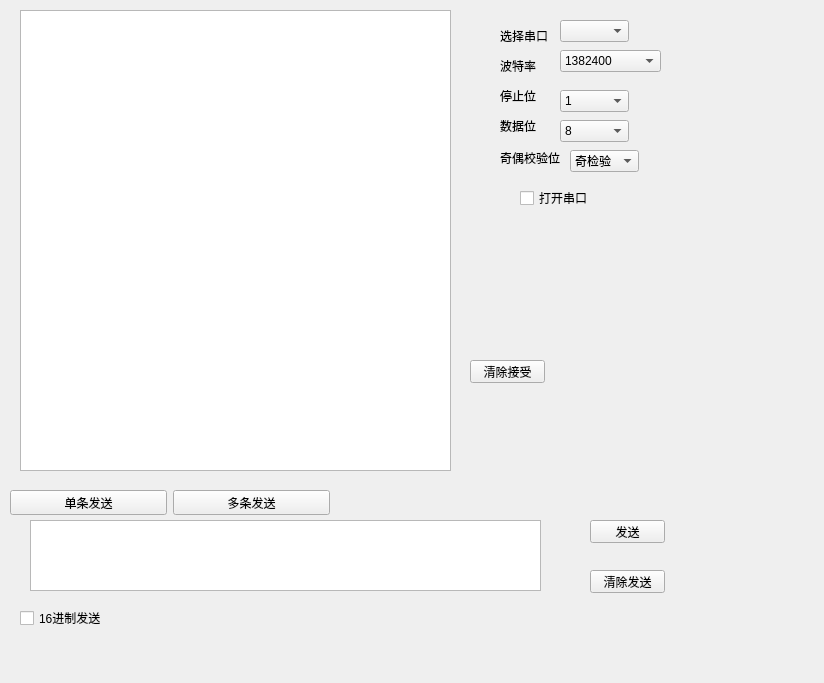
Old version of the form SNIStudent/test.ui in the repository Modolet/SuperNewIC.
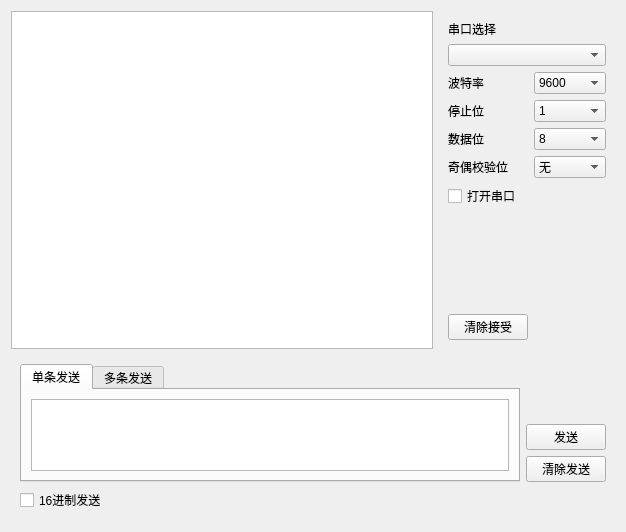
New version of the form.

Commit message: 这次对学生端所有界面进行了布局，专用界面大部分按钮赋功能，另外对串口的操作能实现自动获取计算机可使用的串口信息，和对串口属性设置，能和串口调试助手实现数据的交互。

```diff
--- a/SNIStudent/test.ui
+++ b/SNIStudent/test.ui
@@ -6,330 +6,100 @@
    <rect>
     <x>0</x>
     <y>0</y>
-    <width>824</width>
-    <height>683</height>
+    <width>626</width>
+    <height>503</height>
    </rect>
   </property>
   <property name="windowTitle">
    <string>Form</string>
   </property>
-  <widget class="QTextEdit" name="textEdit_receiveDisplay">
-   <property name="geometry">
-    <rect>
-     <x>20</x>
-     <y>10</y>
-     <width>431</width>
-     <height>461</height>
-    </rect>
-   </property>
-  </widget>
-  <widget class="QStackedWidget" name="stackedWidget">
-   <property name="geometry">
-    <rect>
-     <x>20</x>
-     <y>520</y>
-     <width>531</width>
-     <height>80</height>
-    </rect>
-   </property>
+  <layout class="QGridLayout" name="gridLayout_3">
+   <item row="0" column="1">
+    <widget class="QWidget" name="widget" native="true">
+     <layout class="QGridLayout" name="gridLayout">
+      <item row="0" column="0">
+       <widget class="QLabel" name="label_baudRate_2">
+        <property name="sizePolicy">
+         <sizepolicy hsizetype="Fixed" vsizetype="Fixed">
+          <horstretch>0</horstretch>
+          <verstretch>0</verstretch>
+         </sizepolicy>
+        </property>
+        <property name="text">
+         <string>串口选择</string>
+        </property>
+       </widget>
+      </item>
+      <item row="1" column="0" colspan="2">
+       <widget class="QComboBox" name="comboBox_serialSelect">
    <property name="currentIndex">
-    <number>1</number>
-   </property>
-   <widget class="QWidget" name="page_singleSend">
-    <widget class="QTextEdit" name="textEdit_singleSentData">
-     <property name="geometry">
-      <rect>
-       <x>0</x>
-       <y>0</y>
-       <width>521</width>
-       <height>71</height>
-      </rect>
-     </property>
-    </widget>
-   </widget>
-   <widget class="QWidget" name="page_multipleSend">
-    <widget class="QTextEdit" name="textEdit_multipleSendData">
-     <property name="geometry">
-      <rect>
-       <x>10</x>
-       <y>0</y>
-       <width>511</width>
-       <height>71</height>
-      </rect>
-     </property>
-    </widget>
-   </widget>
-  </widget>
-  <widget class="QPushButton" name="pushButton_clearSend">
-   <property name="geometry">
-    <rect>
-     <x>590</x>
-     <y>570</y>
-     <width>75</width>
-     <height>23</height>
-    </rect>
-   </property>
-   <property name="text">
-    <string>清除发送</string>
-   </property>
-  </widget>
-  <widget class="QLabel" name="label_stopBits">
-   <property name="geometry">
-    <rect>
-     <x>500</x>
-     <y>90</y>
-     <width>54</width>
-     <height>12</height>
-    </rect>
-   </property>
-   <property name="text">
-    <string>停止位</string>
-   </property>
-  </widget>
+         <number>-1</number>
+        </property>
+       </widget>
+      </item>
+      <item row="2" column="0">
   <widget class="QLabel" name="label_baudRate">
-   <property name="geometry">
-    <rect>
-     <x>500</x>
-     <y>60</y>
-     <width>54</width>
-     <height>12</height>
-    </rect>
-   </property>
    <property name="text">
     <string>波特率</string>
    </property>
   </widget>
-  <widget class="QLabel" name="label_dataBits">
-   <property name="geometry">
-    <rect>
-     <x>500</x>
-     <y>120</y>
-     <width>54</width>
-     <height>12</height>
-    </rect>
-   </property>
-   <property name="text">
-    <string>数据位</string>
-   </property>
-  </widget>
-  <widget class="QLabel" name="label_parity">
-   <property name="geometry">
-    <rect>
-     <x>500</x>
-     <y>150</y>
-     <width>61</width>
-     <height>16</height>
-    </rect>
-   </property>
-   <property name="text">
-    <string>奇偶校验位</string>
-   </property>
-  </widget>
-  <widget class="QCheckBox" name="checkBox_16DataSend">
-   <property name="geometry">
-    <rect>
-     <x>20</x>
-     <y>610</y>
-     <width>91</width>
-     <height>16</height>
-    </rect>
-   </property>
-   <property name="text">
-    <string>16进制发送</string>
-   </property>
-  </widget>
-  <widget class="QComboBox" name="comboBox_selectSerial">
-   <property name="geometry">
-    <rect>
-     <x>560</x>
-     <y>20</y>
-     <width>69</width>
-     <height>22</height>
-    </rect>
-   </property>
-  </widget>
-  <widget class="QCheckBox" name="checkBox_openSerial">
-   <property name="geometry">
-    <rect>
-     <x>520</x>
-     <y>190</y>
-     <width>71</width>
-     <height>16</height>
-    </rect>
-   </property>
-   <property name="text">
-    <string>打开串口</string>
-   </property>
-  </widget>
-  <widget class="QLabel" name="label_selectSerial">
-   <property name="geometry">
-    <rect>
-     <x>500</x>
-     <y>30</y>
-     <width>54</width>
-     <height>12</height>
-    </rect>
-   </property>
-   <property name="text">
-    <string>选择串口</string>
-   </property>
-  </widget>
-  <widget class="QWidget" name="horizontalLayoutWidget">
-   <property name="geometry">
-    <rect>
-     <x>10</x>
-     <y>490</y>
-     <width>320</width>
-     <height>25</height>
-    </rect>
-   </property>
-   <layout class="QHBoxLayout" name="horizontalLayout">
-    <item>
-     <widget class="QPushButton" name="pushButton_singleSend">
-      <property name="text">
-       <string>单条发送</string>
-      </property>
-     </widget>
-    </item>
-    <item>
-     <widget class="QPushButton" name="pushButton_multipleSend">
-      <property name="text">
-       <string>多条发送</string>
-      </property>
-     </widget>
-    </item>
-   </layout>
-  </widget>
-  <widget class="QPushButton" name="pushButton_clearReceive">
-   <property name="geometry">
-    <rect>
-     <x>470</x>
-     <y>360</y>
-     <width>75</width>
-     <height>23</height>
-    </rect>
-   </property>
-   <property name="text">
-    <string>清除接受</string>
-   </property>
-  </widget>
-  <widget class="QPushButton" name="pushButton_send">
-   <property name="geometry">
-    <rect>
-     <x>590</x>
-     <y>520</y>
-     <width>75</width>
-     <height>23</height>
-    </rect>
-   </property>
-   <property name="text">
-    <string>发送</string>
-   </property>
-  </widget>
+      </item>
+      <item row="2" column="1">
   <widget class="QComboBox" name="comboBox_baudRate">
-   <property name="geometry">
-    <rect>
-     <x>560</x>
-     <y>50</y>
-     <width>101</width>
-     <height>22</height>
-    </rect>
-   </property>
-   <item>
-    <property name="text">
-     <string>1382400</string>
-    </property>
-   </item>
-   <item>
-    <property name="text">
-     <string>921600</string>
-    </property>
-   </item>
-   <item>
-    <property name="text">
-     <string>460800</string>
-    </property>
-   </item>
-   <item>
-    <property name="text">
-     <string>256000</string>
-    </property>
-   </item>
-   <item>
-    <property name="text">
-     <string>230400</string>
-    </property>
-   </item>
-   <item>
-    <property name="text">
-     <string>128000</string>
-    </property>
-   </item>
-   <item>
-    <property name="text">
-     <string>115200</string>
-    </property>
-   </item>
-   <item>
-    <property name="text">
-     <string>76800</string>
-    </property>
-   </item>
-   <item>
-    <property name="text">
-     <string>57600</string>
-    </property>
-   </item>
-   <item>
-    <property name="text">
-     <string>43000</string>
-    </property>
-   </item>
-   <item>
-    <property name="text">
-     <string>38400</string>
-    </property>
-   </item>
-   <item>
-    <property name="text">
-     <string>19200</string>
-    </property>
-   </item>
-   <item>
-    <property name="text">
-     <string>14400</string>
-    </property>
-   </item>
-   <item>
-    <property name="text">
-     <string>9600</string>
-    </property>
-   </item>
-   <item>
-    <property name="text">
-     <string>4800</string>
-    </property>
-   </item>
-   <item>
-    <property name="text">
-     <string>2400</string>
-    </property>
-   </item>
+        <property name="currentIndex">
+         <number>3</number>
+        </property>
    <item>
     <property name="text">
      <string>1200</string>
     </property>
    </item>
-  </widget>
+        <item>
+         <property name="text">
+          <string>2400</string>
+         </property>
+        </item>
+        <item>
+         <property name="text">
+          <string>4800</string>
+         </property>
+        </item>
+        <item>
+         <property name="text">
+          <string>9600</string>
+         </property>
+        </item>
+        <item>
+         <property name="text">
+          <string>19200</string>
+         </property>
+        </item>
+        <item>
+         <property name="text">
+          <string>38400</string>
+         </property>
+        </item>
+        <item>
+         <property name="text">
+          <string>57600</string>
+         </property>
+        </item>
+        <item>
+         <property name="text">
+          <string>115200</string>
+         </property>
+        </item>
+       </widget>
+      </item>
+      <item row="3" column="0">
+       <widget class="QLabel" name="label_stopBits">
+        <property name="text">
+         <string>停止位</string>
+        </property>
+       </widget>
+      </item>
+      <item row="3" column="1">
   <widget class="QComboBox" name="comboBox_stopBits">
-   <property name="geometry">
-    <rect>
-     <x>560</x>
-     <y>90</y>
-     <width>69</width>
-     <height>22</height>
-    </rect>
-   </property>
    <item>
     <property name="text">
      <string>1</string>
@@ -346,15 +116,16 @@
     </property>
    </item>
   </widget>
+      </item>
+      <item row="4" column="0">
+       <widget class="QLabel" name="label_dataBits">
+        <property name="text">
+         <string>数据位</string>
+        </property>
+       </widget>
+      </item>
+      <item row="4" column="1">
   <widget class="QComboBox" name="comboBox_dataBits">
-   <property name="geometry">
-    <rect>
-     <x>560</x>
-     <y>120</y>
-     <width>69</width>
-     <height>22</height>
-    </rect>
-   </property>
    <item>
     <property name="text">
      <string>8</string>
@@ -381,15 +152,21 @@
     </property>
    </item>
   </widget>
+      </item>
+      <item row="5" column="0">
+       <widget class="QLabel" name="label_parity">
+        <property name="text">
+         <string>奇偶校验位</string>
+        </property>
+       </widget>
+      </item>
+      <item row="5" column="1">
   <widget class="QComboBox" name="comboBox_parity">
-   <property name="geometry">
-    <rect>
-     <x>570</x>
-     <y>150</y>
-     <width>69</width>
-     <height>22</height>
-    </rect>
-   </property>
+        <item>
+         <property name="text">
+          <string>无</string>
+         </property>
+        </item>
    <item>
     <property name="text">
      <string>奇检验</string>
@@ -401,6 +178,138 @@
     </property>
    </item>
   </widget>
+      </item>
+      <item row="6" column="0">
+       <widget class="QCheckBox" name="checkBox_openSerial">
+        <property name="text">
+         <string>打开串口</string>
+        </property>
+       </widget>
+      </item>
+      <item row="7" column="0">
+       <spacer name="verticalSpacer">
+        <property name="orientation">
+         <enum>Qt::Vertical</enum>
+        </property>
+        <property name="sizeType">
+         <enum>QSizePolicy::Fixed</enum>
+        </property>
+        <property name="sizeHint" stdset="0">
+         <size>
+          <width>20</width>
+          <height>100</height>
+         </size>
+        </property>
+       </spacer>
+      </item>
+      <item row="8" column="0">
+       <widget class="QPushButton" name="pushButton_clearReceive">
+        <property name="sizePolicy">
+         <sizepolicy hsizetype="Minimum" vsizetype="Fixed">
+          <horstretch>0</horstretch>
+          <verstretch>10</verstretch>
+         </sizepolicy>
+        </property>
+        <property name="text">
+         <string>清除接受</string>
+        </property>
+       </widget>
+      </item>
+     </layout>
+    </widget>
+   </item>
+   <item row="1" column="0" colspan="2">
+    <widget class="QWidget" name="widget_2" native="true">
+     <property name="sizePolicy">
+      <sizepolicy hsizetype="Preferred" vsizetype="Preferred">
+       <horstretch>0</horstretch>
+       <verstretch>1</verstretch>
+      </sizepolicy>
+     </property>
+     <layout class="QGridLayout" name="gridLayout_2">
+      <item row="0" column="0" rowspan="3">
+       <widget class="QTabWidget" name="tabWidget">
+        <property name="enabled">
+         <bool>true</bool>
+        </property>
+        <property name="sizePolicy">
+         <sizepolicy hsizetype="Expanding" vsizetype="Expanding">
+          <horstretch>0</horstretch>
+          <verstretch>0</verstretch>
+         </sizepolicy>
+        </property>
+        <property name="minimumSize">
+         <size>
+          <width>0</width>
+          <height>0</height>
+         </size>
+        </property>
+        <property name="currentIndex">
+         <number>0</number>
+        </property>
+        <widget class="QWidget" name="tab_singleSend">
+         <attribute name="title">
+          <string>单条发送</string>
+         </attribute>
+         <layout class="QGridLayout" name="gridLayout_4">
+          <item row="0" column="0">
+           <widget class="QPlainTextEdit" name="plainTextEdit_singleSend"/>
+          </item>
+         </layout>
+        </widget>
+        <widget class="QWidget" name="tab_muiltipeSend">
+         <attribute name="title">
+          <string>多条发送</string>
+         </attribute>
+        </widget>
+       </widget>
+      </item>
+      <item row="2" column="1">
+       <widget class="QPushButton" name="pushButton_clearSend">
+        <property name="sizePolicy">
+         <sizepolicy hsizetype="Fixed" vsizetype="Fixed">
+          <horstretch>0</horstretch>
+          <verstretch>0</verstretch>
+         </sizepolicy>
+        </property>
+        <property name="text">
+         <string>清除发送</string>
+        </property>
+       </widget>
+      </item>
+      <item row="3" column="0">
+       <widget class="QCheckBox" name="checkBox_16DataSend">
+        <property name="sizePolicy">
+         <sizepolicy hsizetype="Preferred" vsizetype="Fixed">
+          <horstretch>0</horstretch>
+          <verstretch>0</verstretch>
+         </sizepolicy>
+        </property>
+        <property name="text">
+         <string>16进制发送</string>
+        </property>
+       </widget>
+      </item>
+      <item row="1" column="1">
+       <widget class="QPushButton" name="pushButton_send">
+        <property name="sizePolicy">
+         <sizepolicy hsizetype="Fixed" vsizetype="Fixed">
+          <horstretch>0</horstretch>
+          <verstretch>0</verstretch>
+         </sizepolicy>
+        </property>
+        <property name="text">
+         <string>发送</string>
+        </property>
+       </widget>
+      </item>
+     </layout>
+    </widget>
+   </item>
+   <item row="0" column="0">
+    <widget class="QPlainTextEdit" name="plainTextEdit_receiveDisplay"/>
+   </item>
+  </layout>
  </widget>
  <resources/>
  <connections/>
```
Left out of the diff: 6 changed lines with no effect on the pictures. Lines whose indentation alone changed are shown as unchanged. The commit also changes 18 other files.
